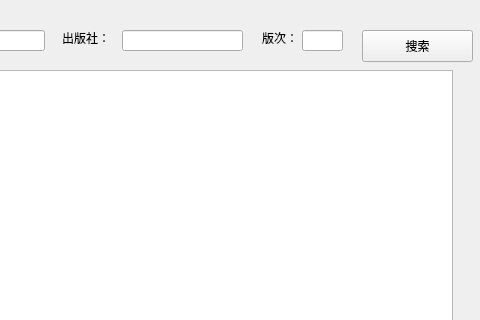
Old version of the form search.ui in the repository duule/LMS; both pictures show x 668 to 1148 and y 0 to 320 of the 1148 by 640 pixel window.
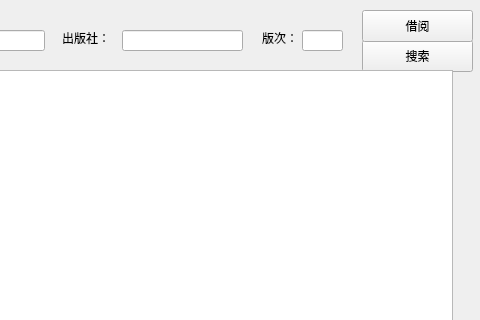
New version of the form.

What changed in the file:
```diff
--- a/search.ui
+++ b/search.ui
@@ -77,7 +77,7 @@
    <property name="geometry">
     <rect>
      <x>1030</x>
-     <y>30</y>
+     <y>40</y>
      <width>111</width>
      <height>32</height>
     </rect>
@@ -213,6 +213,19 @@
     <set>Qt::AlignRight|Qt::AlignTrailing|Qt::AlignVCenter</set>
    </property>
   </widget>
+  <widget class="QPushButton" name="btn_borrow">
+   <property name="geometry">
+    <rect>
+     <x>1030</x>
+     <y>10</y>
+     <width>111</width>
+     <height>32</height>
+    </rect>
+   </property>
+   <property name="text">
+    <string>借阅</string>
+   </property>
+  </widget>
  </widget>
  <resources/>
  <connections/>
```
